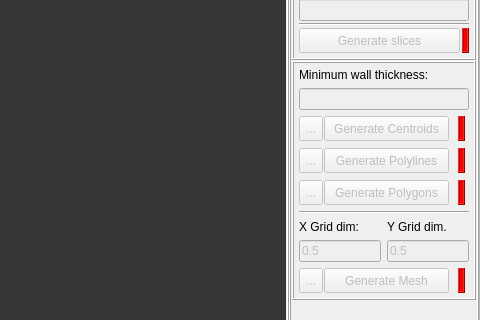
Above: gui_main.ui from gcastellazzi/Cloud2FEM before the change; both pictures show x 452 to 932 and y 320 to 640 of the 932 by 721 pixel window. Below: the same form after it.
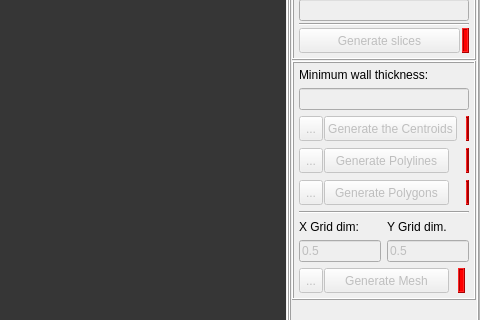
That is the form after the change. Custom widgets are drawn as their Qt base class.

```diff
--- a/gui_main.ui
+++ b/gui_main.ui
@@ -1045,7 +1045,7 @@
                     </size>
                    </property>
                    <property name="text">
-                    <string>Generate Centroids</string>
+                    <string>Generate the Centroids</string>
                    </property>
                   </widget>
                  </item>
```
